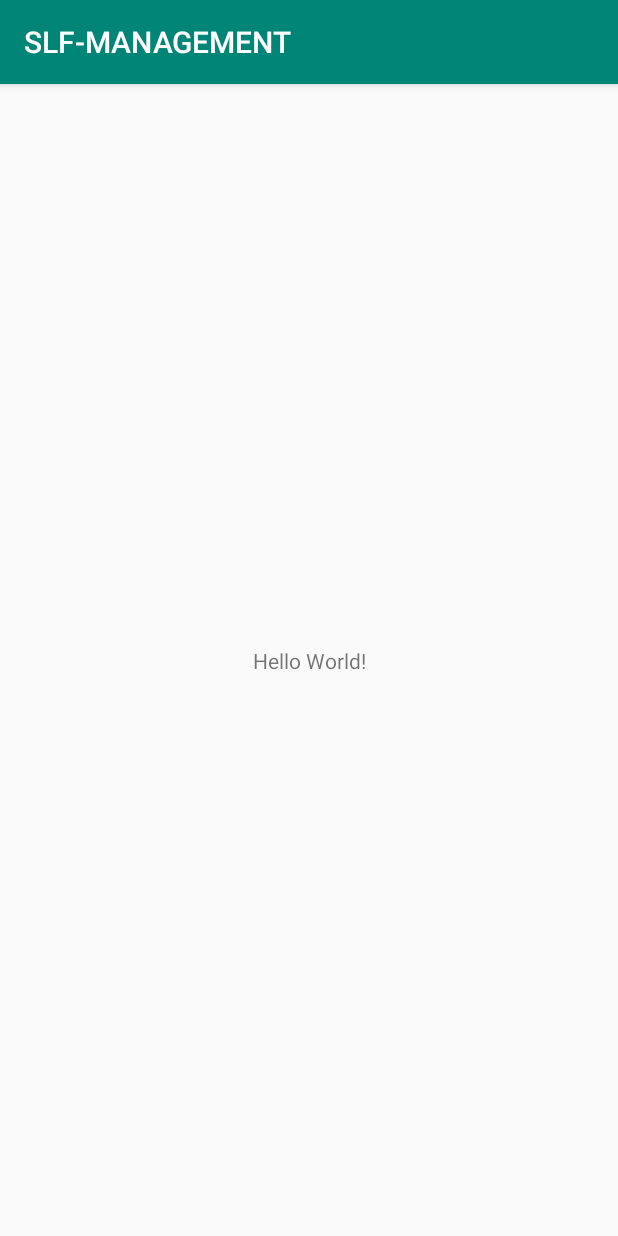
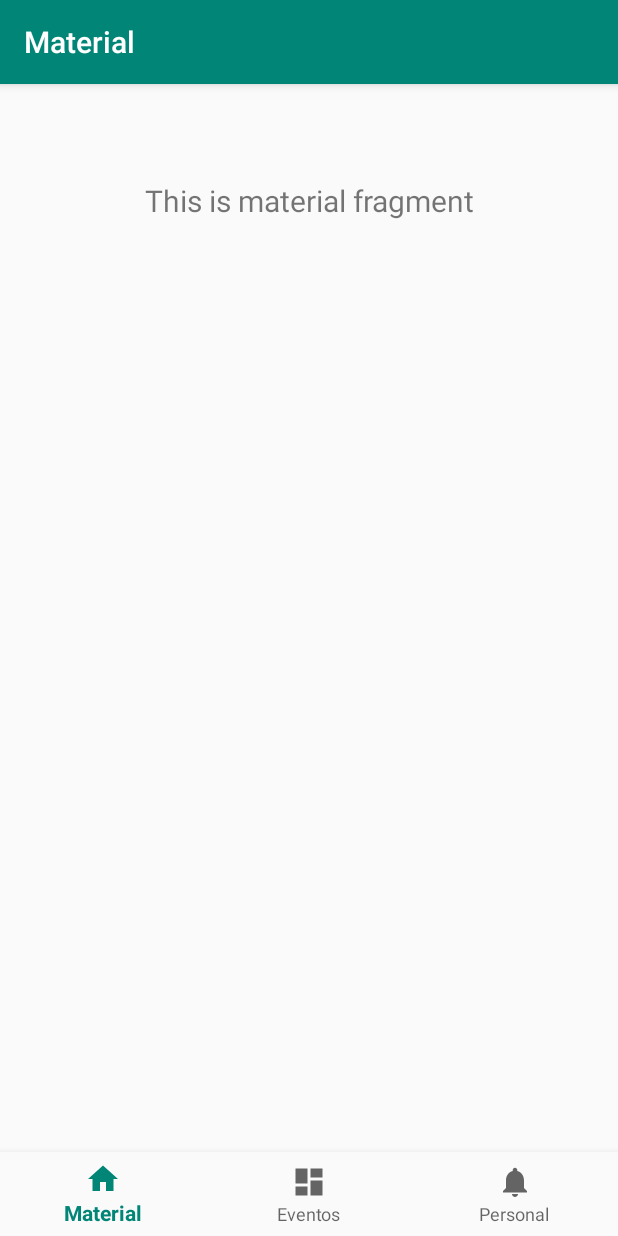
Before and after one commit to jcarlosalarconp/SLF-MANAGEMENT, an Android app: the screen it shows after launch (MainActivity), on a phone screen of 412 x 824 dp. Run offline under Robolectric (Android 15) with nearby library versions, the phone set to English and light mode, and no system bars; our stand-ins replace navigation-ui.

Commit message:
Revert "Creación del proyecto - Create project"
This reverts commit ff380cda64922210512768f3c7237f38eb9b2249.

```diff
--- a/admin/app/build.gradle
+++ b/admin/app/build.gradle
@@ -22,7 +22,12 @@ android {
 dependencies {
     implementation fileTree(dir: 'libs', include: ['*.jar'])
     implementation 'androidx.appcompat:appcompat:1.0.2'
+    implementation 'com.google.android.material:material:1.0.0'
     implementation 'androidx.constraintlayout:constraintlayout:1.1.3'
+    implementation 'androidx.vectordrawable:vectordrawable:1.0.1'
+    implementation 'androidx.navigation:navigation-fragment:2.0.0'
+    implementation 'androidx.navigation:navigation-ui:2.0.0'
+    implementation 'androidx.lifecycle:lifecycle-extensions:2.0.0'
     testImplementation 'junit:junit:4.12'
     androidTestImplementation 'androidx.test.ext:junit:1.1.0'
     androidTestImplementation 'androidx.test.espresso:espresso-core:3.1.1'
--- a/admin/app/src/main/AndroidManifest.xml
+++ b/admin/app/src/main/AndroidManifest.xml
@@ -9,7 +9,9 @@
         android:roundIcon="@mipmap/ic_launcher_round"
         android:supportsRtl="true"
         android:theme="@style/AppTheme">
-        <activity android:name=".MainActivity">
+        <activity
+            android:name=".MainActivity"
+            android:label="@string/app_name">
             <intent-filter>
                 <action android:name="android.intent.action.MAIN" />
 
--- a/admin/app/src/main/java/com/example/slf_management/MainActivity.java
+++ b/admin/app/src/main/java/com/example/slf_management/MainActivity.java
@@ -1,8 +1,14 @@
 package com.example.slf_management;
 
+import android.os.Bundle;
+
+import com.google.android.material.bottomnavigation.BottomNavigationView;
+
 import androidx.appcompat.app.AppCompatActivity;
-
-import android.os.Bundle;
+import androidx.navigation.NavController;
+import androidx.navigation.Navigation;
+import androidx.navigation.ui.AppBarConfiguration;
+import androidx.navigation.ui.NavigationUI;
 
 public class MainActivity extends AppCompatActivity {
 
@@ -10,5 +16,15 @@ public class MainActivity extends AppCompatActivity {
     protected void onCreate(Bundle savedInstanceState) {
         super.onCreate(savedInstanceState);
         setContentView(R.layout.activity_main);
+        BottomNavigationView navView = findViewById(R.id.nav_view);
+        // Passing each menu ID as a set of Ids because each
+        // menu should be considered as top level destinations.
+        AppBarConfiguration appBarConfiguration = new AppBarConfiguration.Builder(
+                R.id.navigation_material, R.id.navigation_eventos, R.id.navigation_personal)
+                .build();
+        NavController navController = Navigation.findNavController(this, R.id.nav_host_fragment);
+        NavigationUI.setupActionBarWithNavController(this, navController, appBarConfiguration);
+        NavigationUI.setupWithNavController(navView, navController);
     }
+
 }
--- /dev/null
+++ b/admin/app/src/main/java/com/example/slf_management/ui/material/MaterialFragment.java
@@ -0,0 +1,35 @@
+package com.example.slf_management.ui.material;
+
+import android.os.Bundle;
+import android.view.LayoutInflater;
+import android.view.View;
+import android.view.ViewGroup;
+import android.widget.TextView;
+
+import androidx.annotation.Nullable;
+import androidx.annotation.NonNull;
+import androidx.fragment.app.Fragment;
+import androidx.lifecycle.Observer;
+import androidx.lifecycle.ViewModelProviders;
+
+import com.example.slf_management.R;
+
+public class MaterialFragment extends Fragment {
+
+    private MaterialViewModel materialViewModel;
+
+    public View onCreateView(@NonNull LayoutInflater inflater,
+                             ViewGroup container, Bundle savedInstanceState) {
+        materialViewModel =
+                ViewModelProviders.of(this).get(MaterialViewModel.class);
+        View root = inflater.inflate(R.layout.fragment_material, container, false);
+        final TextView textView = root.findViewById(R.id.text_material);
+        materialViewModel.getText().observe(this, new Observer<String>() {
+            @Override
+            public void onChanged(@Nullable String s) {
+                textView.setText(s);
+            }
+        });
+        return root;
+    }
+}
--- /dev/null
+++ b/admin/app/src/main/java/com/example/slf_management/ui/material/MaterialViewModel.java
@@ -0,0 +1,19 @@
+package com.example.slf_management.ui.material;
+
+import androidx.lifecycle.LiveData;
+import androidx.lifecycle.MutableLiveData;
+import androidx.lifecycle.ViewModel;
+
+public class MaterialViewModel extends ViewModel {
+
+    private MutableLiveData<String> mText;
+
+    public MaterialViewModel() {
+        mText = new MutableLiveData<>();
+        mText.setValue("This is material fragment");
+    }
+
+    public LiveData<String> getText() {
+        return mText;
+    }
+}
--- /dev/null
+++ b/admin/app/src/main/res/drawable/ic_eventos_black_24dp.xml
@@ -0,0 +1,9 @@
+<vector xmlns:android="http://schemas.android.com/apk/res/android"
+    android:width="24dp"
+    android:height="24dp"
+    android:viewportWidth="24.0"
+    android:viewportHeight="24.0">
+    <path
+        android:fillColor="#FF000000"
+        android:pathData="M3,13h8L11,3L3,3v10zM3,21h8v-6L3,15v6zM13,21h8L21,11h-8v10zM13,3v6h8L21,3h-8z" />
+</vector>
--- /dev/null
+++ b/admin/app/src/main/res/drawable/ic_material_black_24dp.xml
@@ -0,0 +1,9 @@
+<vector xmlns:android="http://schemas.android.com/apk/res/android"
+    android:width="24dp"
+    android:height="24dp"
+    android:viewportWidth="24.0"
+    android:viewportHeight="24.0">
+    <path
+        android:fillColor="#FF000000"
+        android:pathData="M10,20v-6h4v6h5v-8h3L12,3 2,12h3v8z" />
+</vector>
--- /dev/null
+++ b/admin/app/src/main/res/drawable/ic_personal_black_24dp.xml
@@ -0,0 +1,9 @@
+<vector xmlns:android="http://schemas.android.com/apk/res/android"
+    android:width="24dp"
+    android:height="24dp"
+    android:viewportWidth="24.0"
+    android:viewportHeight="24.0">
+    <path
+        android:fillColor="#FF000000"
+        android:pathData="M12,22c1.1,0 2,-0.9 2,-2h-4c0,1.1 0.89,2 2,2zM18,16v-5c0,-3.07 -1.64,-5.64 -4.5,-6.32L13.5,4c0,-0.83 -0.67,-1.5 -1.5,-1.5s-1.5,0.67 -1.5,1.5v0.68C7.63,5.36 6,7.92 6,11v5l-2,2v1h16v-1l-2,-2z" />
+</vector>
--- a/admin/app/src/main/res/layout/activity_main.xml
+++ b/admin/app/src/main/res/layout/activity_main.xml
@@ -1,18 +1,33 @@
 <?xml version="1.0" encoding="utf-8"?>
 <androidx.constraintlayout.widget.ConstraintLayout xmlns:android="http://schemas.android.com/apk/res/android"
     xmlns:app="http://schemas.android.com/apk/res-auto"
-    xmlns:tools="http://schemas.android.com/tools"
+    android:id="@+id/container"
     android:layout_width="match_parent"
     android:layout_height="match_parent"
-    tools:context=".MainActivity">
+    android:paddingTop="?attr/actionBarSize">
 
-    <TextView
-        android:layout_width="wrap_content"
+    <com.google.android.material.bottomnavigation.BottomNavigationView
+        android:id="@+id/nav_view"
+        android:layout_width="0dp"
         android:layout_height="wrap_content"
-        android:text="Hello World!"
+        android:layout_marginStart="0dp"
+        android:layout_marginEnd="0dp"
+        android:background="?android:attr/windowBackground"
         app:layout_constraintBottom_toBottomOf="parent"
         app:layout_constraintLeft_toLeftOf="parent"
         app:layout_constraintRight_toRightOf="parent"
-        app:layout_constraintTop_toTopOf="parent" />
+        app:menu="@menu/bottom_nav_menu" />
+
+    <fragment
+        android:id="@+id/nav_host_fragment"
+        android:name="androidx.navigation.fragment.NavHostFragment"
+        android:layout_width="match_parent"
+        android:layout_height="match_parent"
+        app:defaultNavHost="true"
+        app:layout_constraintBottom_toTopOf="@id/nav_view"
+        app:layout_constraintLeft_toLeftOf="parent"
+        app:layout_constraintRight_toRightOf="parent"
+        app:layout_constraintTop_toTopOf="parent"
+        app:navGraph="@navigation/mobile_navigation" />
 
 </androidx.constraintlayout.widget.ConstraintLayout>
--- /dev/null
+++ b/admin/app/src/main/res/layout/fragment_material.xml
@@ -0,0 +1,19 @@
+<?xml version="1.0" encoding="utf-8"?>
+<androidx.constraintlayout.widget.ConstraintLayout xmlns:android="http://schemas.android.com/apk/res/android"
+    xmlns:app="http://schemas.android.com/apk/res-auto"
+    android:layout_width="match_parent"
+    android:layout_height="match_parent">
+
+    <TextView
+        android:id="@+id/text_material"
+        android:layout_width="match_parent"
+        android:layout_height="wrap_content"
+        android:layout_marginStart="8dp"
+        android:layout_marginTop="8dp"
+        android:layout_marginEnd="8dp"
+        android:textAlignment="center"
+        android:textSize="20sp"
+        app:layout_constraintEnd_toEndOf="parent"
+        app:layout_constraintStart_toStartOf="parent"
+        app:layout_constraintTop_toTopOf="parent" />
+</androidx.constraintlayout.widget.ConstraintLayout>
--- /dev/null
+++ b/admin/app/src/main/res/menu/bottom_nav_menu.xml
@@ -0,0 +1,19 @@
+<?xml version="1.0" encoding="utf-8"?>
+<menu xmlns:android="http://schemas.android.com/apk/res/android">
+
+    <item
+        android:id="@+id/navigation_material"
+        android:icon="@drawable/ic_material_black_24dp"
+        android:title="@string/title_material" />
+
+    <item
+        android:id="@+id/navigation_eventos"
+        android:icon="@drawable/ic_eventos_black_24dp"
+        android:title="@string/title_eventos" />
+
+    <item
+        android:id="@+id/navigation_personal"
+        android:icon="@drawable/ic_personal_black_24dp"
+        android:title="@string/title_personal" />
+
+</menu>
--- /dev/null
+++ b/admin/app/src/main/res/navigation/mobile_navigation.xml
@@ -0,0 +1,25 @@
+<?xml version="1.0" encoding="utf-8"?>
+<navigation xmlns:android="http://schemas.android.com/apk/res/android"
+    xmlns:app="http://schemas.android.com/apk/res-auto"
+    xmlns:tools="http://schemas.android.com/tools"
+    android:id="@+id/mobile_navigation"
+    app:startDestination="@+id/navigation_material">
+
+    <fragment
+        android:id="@+id/navigation_material"
+        android:name="com.example.slf_management.ui.material.MaterialFragment"
+        android:label="@string/title_material"
+        tools:layout="@layout/fragment_material" />
+
+    <fragment
+        android:id="@+id/navigation_eventos"
+        android:name="com.example.slf_management.ui.eventos.EventosFragment"
+        android:label="@string/title_eventos"
+        tools:layout="@layout/fragment_eventos" />
+
+    <fragment
+        android:id="@+id/navigation_personal"
+        android:name="com.example.slf_management.ui.personal.PersonalFragment"
+        android:label="@string/title_personal"
+        tools:layout="@layout/fragment_personal" />
+</navigation>
--- /dev/null
+++ b/admin/app/src/main/res/values/dimens.xml
@@ -0,0 +1,5 @@
+<resources>
+    <!-- Default screen margins, per the Android Design guidelines. -->
+    <dimen name="activity_horizontal_margin">16dp</dimen>
+    <dimen name="activity_vertical_margin">16dp</dimen>
+</resources>
--- a/admin/app/src/main/res/values/strings.xml
+++ b/admin/app/src/main/res/values/strings.xml
@@ -1,3 +1,6 @@
 <resources>
     <string name="app_name">SLF-MANAGEMENT</string>
+    <string name="title_material">Material</string>
+    <string name="title_eventos">Eventos</string>
+    <string name="title_personal">Personal</string>
 </resources>
```
Also changed, not shown: admin/app/src/main/java/com/example/slf_management/ui/eventos/EventosFragment.java (added, +35 -0 lines), admin/app/src/main/java/com/example/slf_management/ui/eventos/EventosViewModel.java (added, +19 -0 lines), admin/app/src/main/java/com/example/slf_management/ui/personal/PersonalFragment.java (added, +35 -0 lines), admin/app/src/main/java/com/example/slf_management/ui/personal/PersonalViewModel.java (added, +19 -0 lines), admin/app/src/main/res/layout/fragment_eventos.xml (added, +19 -0 lines), admin/app/src/main/res/layout/fragment_personal.xml (added, +19 -0 lines), admin/gradle/wrapper/gradle-wrapper.properties.
